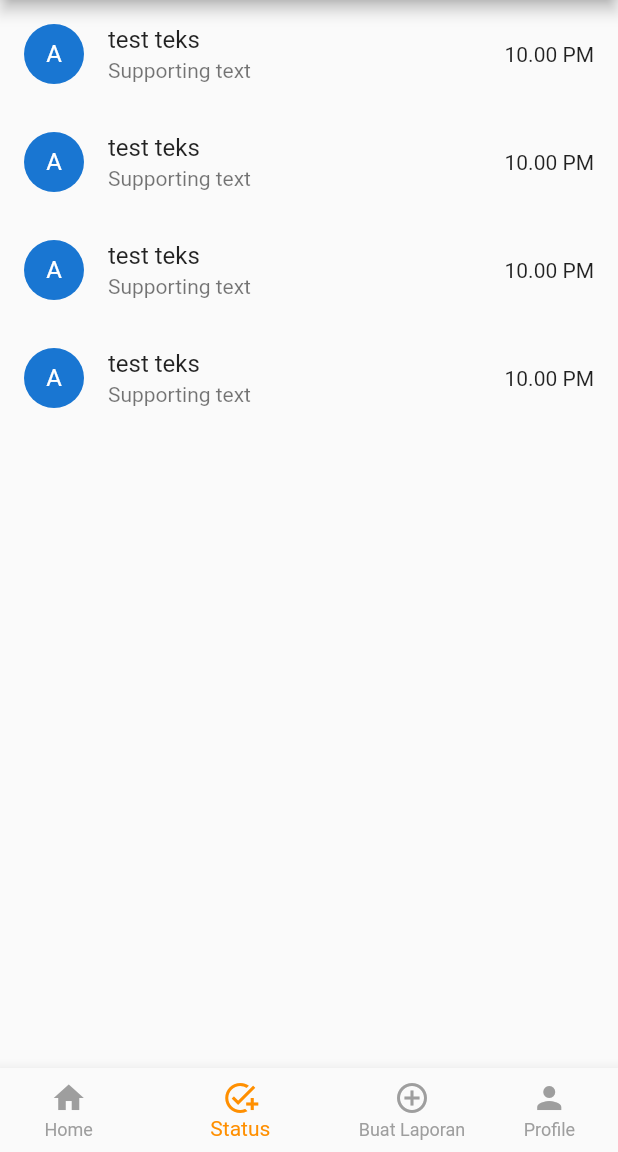
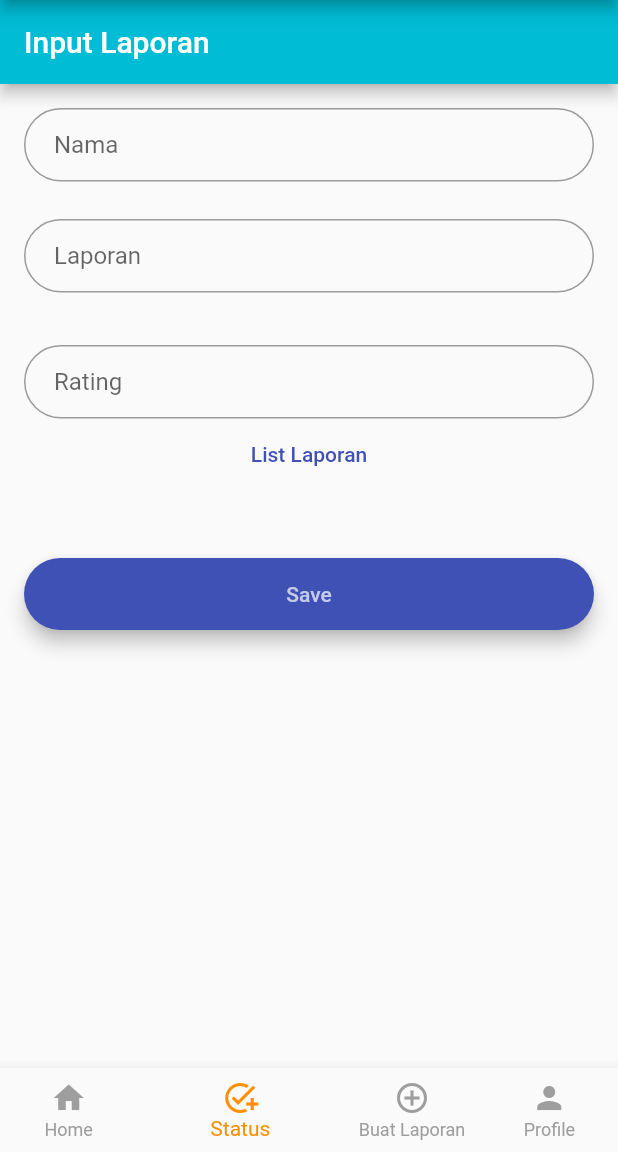
Before and after one commit to suluharwani/sipemas-android, a Flutter app: the HomeScreen screen opened directly with empty values, item 2 of the bottom bar chosen, on a phone screen of 412 x 824 dp, the part 84-1236 px from its top. Run offline on Flutter 3.47's test engine with Material 2 defaults, Android fonts, the phone set to English and light mode, and no system bars; our stand-ins replace bloc, cached_network_image, cloud_firestore, file_picker, firebase_auth, firebase_core and 6 more; missing offline and left inert: flutter_facebook_auth, the_apple_sign_in; accounts and stored records are empty.

```diff
--- a/lib/model/laporan.dart
+++ b/lib/model/laporan.dart
@@ -1,4 +1,5 @@
 class Laporan{
+
   String? uid;
   String? iduser;
   String? tanggal;
--- a/lib/services/firebase_crud.dart
+++ b/lib/services/firebase_crud.dart
@@ -57,7 +57,7 @@ class FirebaseCrud {
     required String kategori,
     required String pengaduan,
     required String rating,
-    required String docId
+    required String docId,
   }) async {
     Response response = Response();
     DocumentReference documentReferencer =
--- a/lib/ui/home/home_screen.dart
+++ b/lib/ui/home/home_screen.dart
@@ -1,5 +1,5 @@
 import 'dart:math';
-
+import 'package:flutter_login_screen/ui/page/addpage.dart';
 import 'package:flutter/material.dart';
 import 'package:flutter_bloc/flutter_bloc.dart';
 import 'package:flutter_login_screen/constants.dart';
@@ -41,7 +41,8 @@ class _HomeState extends State<HomeScreen> {
     ),
     ListTileExample(),
     InputData(),
-    ListTileExample(),
+    InputData(),
+
   ];
   void _onItemTapped(int index) {
     setState(() {
@@ -130,9 +131,8 @@ class _HomeState extends State<HomeScreen> {
               isDarkMode(context) ? Colors.grey.shade900 : Colors.grey.shade50,
           centerTitle: true,
         ),
-        body:
-          Container(
-            child:   _widgetOptions.elementAt(_selectedIndex),
+        body: Container(
+          child: _widgetOptions.elementAt(_selectedIndex),
         ),
         // child:  _widgetOptions.elementAt(_selectedIndex),
 
@@ -183,6 +183,7 @@ class InputData extends StatelessWidget {
     );
   }
 }
+
 class FormLaporan extends StatefulWidget {
   const FormLaporan({super.key});
 
@@ -211,9 +212,12 @@ class _FormLaporanState extends State<FormLaporan> {
                 return null;
               },
             ),
-            const Text("Rating Pelayanan", style: TextStyle(
+            const Text(
+              "Rating Pelayanan",
+              style: TextStyle(
                 fontSize: 20,
-            ),),
+              ),
+            ),
             RadioListRating(),
             Padding(
               padding: const EdgeInsets.symmetric(vertical: 16.0),
@@ -232,11 +236,10 @@ class _FormLaporanState extends State<FormLaporan> {
             ),
           ],
         ),
-      )
+      ));
+}
 
-    );
-}
-enum RatingLayanan { R0, R1, R2, R3 ,R4 }
+enum RatingLayanan { R0, R1, R2, R3, R4 }
 
 class RadioListRating extends StatefulWidget {
   const RadioListRating({super.key});
@@ -251,8 +254,7 @@ class _RadioListRatingState extends State<RadioListRating> {
   @override
   Widget build(BuildContext context) {
     return SingleChildScrollView(
-      child: Column(
-      children: <Widget>[
+      child: Column(children: <Widget>[
         RadioListTile<RatingLayanan>(
           title: const Text('Sangat Tidak Berkualitas'),
           value: RatingLayanan.R0,
@@ -303,25 +305,21 @@ class _RadioListRatingState extends State<RadioListRating> {
             });
           },
         ),
-      ]
-    ),
+      ]),
     );
   }
 }
-
 
 class BtnHome extends StatelessWidget {
   const BtnHome({super.key});
 
   @override
   Widget build(BuildContext context) {
-
     return OutlinedButton(
       onPressed: () {
         debugPrint('Received click');
       },
       child: const Text('Click Me'),
-
     );
   }
 }
@@ -329,23 +327,21 @@ class BtnHome extends StatelessWidget {
 class ListTileExample extends StatelessWidget {
   const ListTileExample({super.key});
 
+
+
   @override
   Widget build(BuildContext context) {
     return MaterialApp(
+      title: 'Laporan',
       debugShowCheckedModeBanner: false,
-      home: Scaffold(
-        body: ListView(
-          children:const [
-            statusWidgetList(teks: "test teks"),
-            statusWidgetList(teks: "test teks"),
-            statusWidgetList(teks: "test teks"),
-            statusWidgetList(teks: "test teks"),
-
-              ],
+      theme: ThemeData(
+        primarySwatch: Colors.indigo,
+        brightness: Brightness.light,
       ),
-        ),
+      home: AddPage(),
     );
   }
+
 }
 
 class statusWidgetList extends StatelessWidget {
--- /dev/null
+++ b/lib/ui/page/addpage.dart
@@ -0,0 +1,165 @@
+import 'package:flutter_login_screen/ui/page/listpage.dart';
+import 'package:flutter/material.dart';
+
+import '../../services/firebase_crud.dart';
+
+class AddPage extends StatefulWidget {
+  @override
+  State<StatefulWidget> createState() {
+    // TODO: implement createState
+    return _AddPage();
+  }
+}
+
+class _AddPage extends State<AddPage> {
+  // String? uid;
+  // String? iduser;
+  // String? tanggal;
+  // String? nama;
+  // String? jenis_kelamin;
+  // String? kategori;
+  // String? pengaduan;
+  // String? rating;
+  final _laporan_nama = TextEditingController();
+  final _laporan_pengaduan = TextEditingController();
+  final _laporan_rating = TextEditingController();
+
+  final GlobalKey<FormState> _formKey = GlobalKey<FormState>();
+
+  @override
+  Widget build(BuildContext context) {
+    final nameField = TextFormField(
+        controller: _laporan_nama,
+        autofocus: false,
+        validator: (value) {
+          if (value == null || value.trim().isEmpty) {
+            return 'This field is required';
+          }
+        },
+        decoration: InputDecoration(
+            contentPadding: const EdgeInsets.fromLTRB(20.0, 15.0, 20.0, 15.0),
+            hintText: "Nama",
+            border:
+                OutlineInputBorder(borderRadius: BorderRadius.circular(32.0))));
+    final positionField = TextFormField(
+        controller: _laporan_pengaduan,
+        autofocus: false,
+        validator: (value) {
+          if (value == null || value.trim().isEmpty) {
+            return 'This field is required';
+          }
+        },
+        decoration: InputDecoration(
+            contentPadding: const EdgeInsets.fromLTRB(20.0, 15.0, 20.0, 15.0),
+            hintText: "Laporan",
+            border:
+                OutlineInputBorder(borderRadius: BorderRadius.circular(32.0))));
+    final contactField = TextFormField(
+        controller: _laporan_rating,
+        autofocus: false,
+        validator: (value) {
+          if (value == null || value.trim().isEmpty) {
+            return 'This field is required';
+          }
+        },
+        decoration: InputDecoration(
+            contentPadding: const EdgeInsets.fromLTRB(20.0, 15.0, 20.0, 15.0),
+            hintText: "Rating",
+            border:
+                OutlineInputBorder(borderRadius: BorderRadius.circular(32.0))));
+
+    final viewListbutton = TextButton(
+        onPressed: () {
+          Navigator.pushAndRemoveUntil<dynamic>(
+            context,
+            MaterialPageRoute<dynamic>(
+              builder: (BuildContext context) => ListPage(),
+            ),
+            (route) => false, //To disable back feature set to false
+          );
+        },
+        child: const Text('List Laporan'));
+
+    final SaveButon = Material(
+      elevation: 5.0,
+      borderRadius: BorderRadius.circular(30.0),
+      color: Theme.of(context).primaryColor,
+      child: MaterialButton(
+        minWidth: MediaQuery.of(context).size.width,
+        padding: const EdgeInsets.fromLTRB(20.0, 15.0, 20.0, 15.0),
+        onPressed: () async {
+          if (_formKey.currentState!.validate()) {
+            var response = await FirebaseCrud.addLaporan(
+
+                nama: _laporan_nama.text,
+                pengaduan: _laporan_pengaduan.text,
+                rating: _laporan_rating.text,
+                iduser: 'test_id',
+                jenis_kelamin: 'L',
+                kategori: '',
+                tanggal: '');
+            if (response.code != 200) {
+              showDialog(
+                  context: context,
+                  builder: (context) {
+                    return AlertDialog(
+                      content: Text(response.message.toString()),
+                    );
+                  });
+            } else {
+              showDialog(
+                  context: context,
+                  builder: (context) {
+                    return AlertDialog(
+                      content: Text(response.message.toString()),
+                    );
+                  });
+            }
+          }
+        },
+        child: Text(
+          "Save",
+          style: TextStyle(color: Theme.of(context).primaryColorLight),
+          textAlign: TextAlign.center,
+        ),
+      ),
+    );
+
+    return Scaffold(
+      resizeToAvoidBottomInset: false,
+      appBar: AppBar(
+        title: const Text('Input Laporan'),
+        backgroundColor: Colors.cyan,
+      ),
+      body: SingleChildScrollView(
+        child: Column(
+          mainAxisAlignment: MainAxisAlignment.center,
+          children: [
+            Form(
+              key: _formKey,
+              child: Padding(
+                padding: const EdgeInsets.all(16.0),
+
+                child: Column(
+                  crossAxisAlignment: CrossAxisAlignment.center,
+                  mainAxisAlignment: MainAxisAlignment.center,
+                  children: <Widget>[
+                    nameField,
+                    const SizedBox(height: 25.0),
+                    positionField,
+                    const SizedBox(height: 35.0),
+                    contactField,
+                    viewListbutton,
+                    const SizedBox(height: 45.0),
+                    SaveButon,
+                    const SizedBox(height: 15.0),
+                  ],
+                ),
+              ),
+            ),
+          ],
+        ),
+      ),
+    );
+  }
+}
```
Also changed, not shown: lib/ui/page/editpage.dart (added, +183 -0 lines), lib/ui/page/listpage.dart (added, +129 -0 lines). Lines whose indentation alone changed are shown as unchanged.
